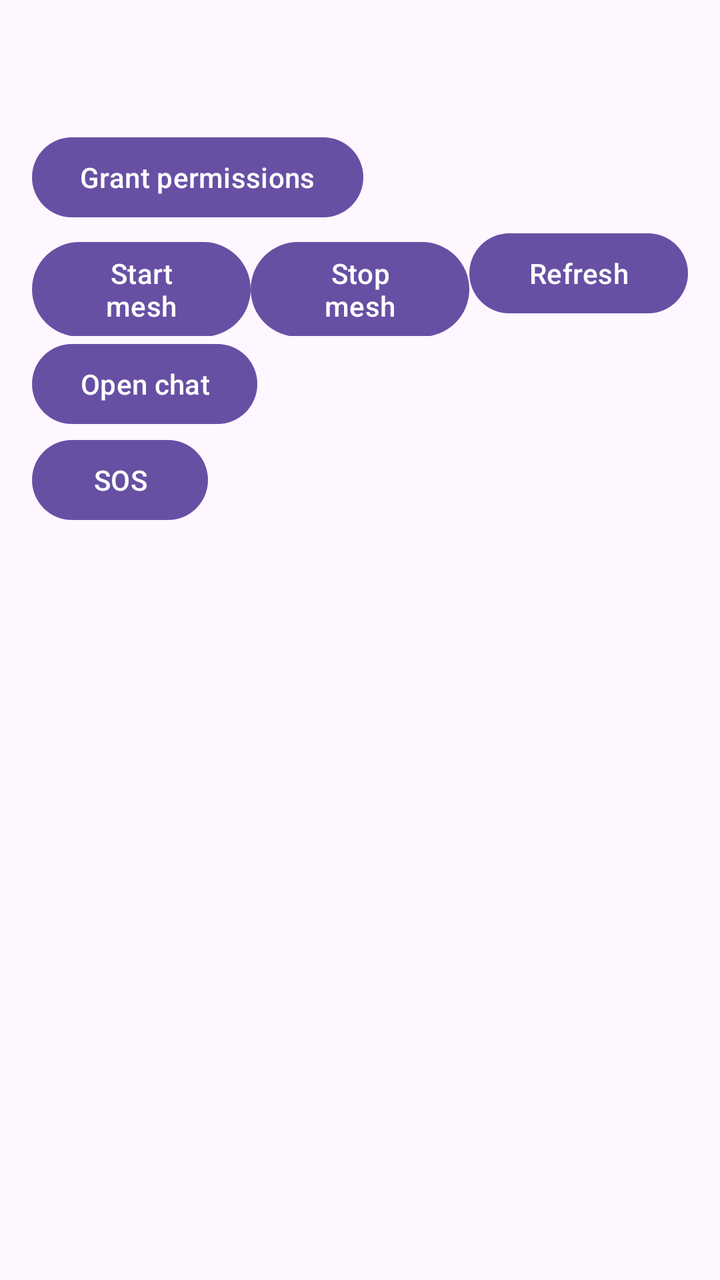
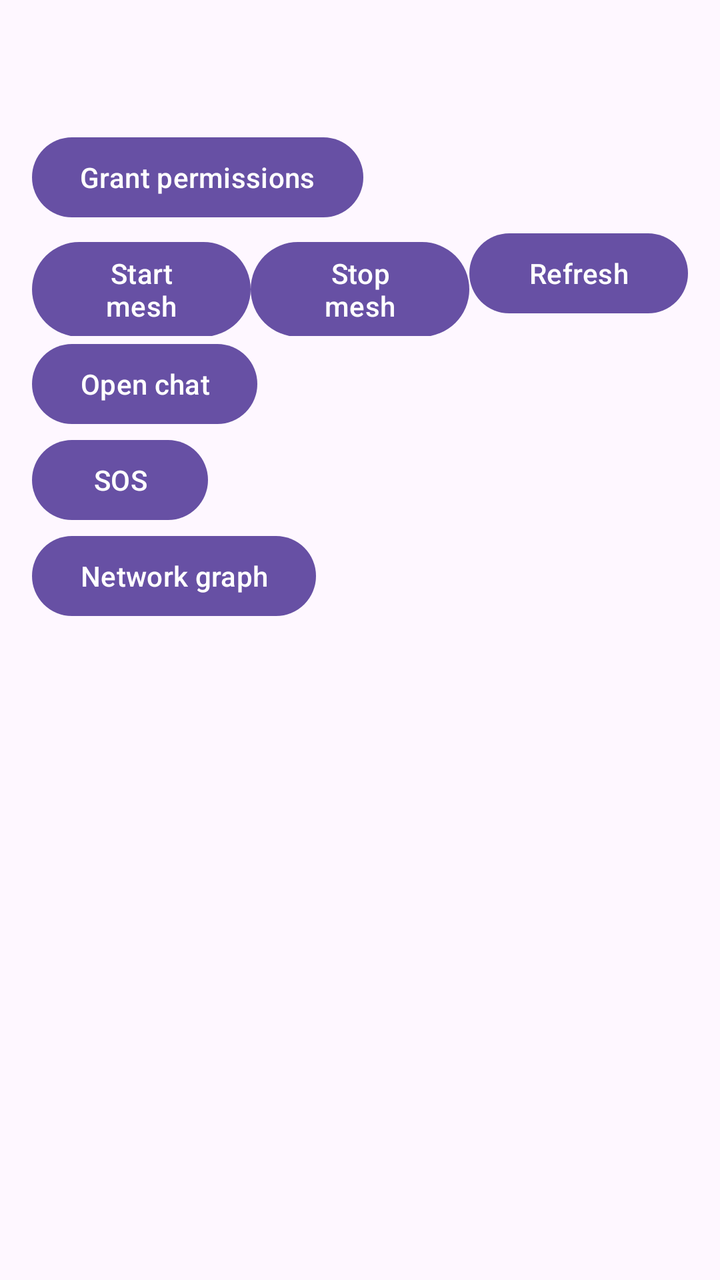

An Android layout rendered at two revisions. The XML below is the earlier revision; the diff shows what the commit changed to produce the second picture.
<!-- AndroidManifest.xml: application theme Theme.LifeLinkMesh -->
<!-- res/layout/activity_main.xml -->
<?xml version="1.0" encoding="utf-8"?>
<LinearLayout xmlns:android="http://schemas.android.com/apk/res/android"
    android:layout_width="match_parent"
    android:layout_height="match_parent"
    android:orientation="vertical"
    android:fitsSystemWindows="true"
    android:padding="16dp">

    <TextView
        android:id="@+id/txtDevice"
        android:layout_width="wrap_content"
        android:layout_height="wrap_content"
        android:textSize="18sp" />

    <TextView
        android:id="@+id/txtStatus"
        android:layout_width="wrap_content"
        android:layout_height="wrap_content"
        android:layout_marginTop="8dp"
        android:textSize="12sp" />

    <Button
        android:id="@+id/btnGrant"
        android:layout_width="wrap_content"
        android:layout_height="wrap_content"
        android:text="Grant permissions" />

    <LinearLayout
        android:layout_width="match_parent"
        android:layout_height="wrap_content"
        android:orientation="horizontal">

        <Button
            android:id="@+id/btnStart"
            android:layout_width="0dp"
            android:layout_height="wrap_content"
            android:layout_weight="1"
            android:text="Start mesh" />

        <Button
            android:id="@+id/btnStop"
            android:layout_width="0dp"
            android:layout_height="wrap_content"
            android:layout_weight="1"
            android:text="Stop mesh" />

        <Button
            android:id="@+id/btnRefresh"
            android:layout_width="0dp"
            android:layout_height="wrap_content"
            android:layout_weight="1"
            android:text="Refresh" />
    </LinearLayout>

    <Button
        android:id="@+id/btnOpenChat"
        android:layout_width="wrap_content"
        android:layout_height="wrap_content"
        android:text="Open chat" />

    <Button
        android:id="@+id/btnSos"
        android:layout_width="wrap_content"
        android:layout_height="wrap_content"
        android:text="SOS" />

    <TextView
        android:id="@+id/txtLog"
        android:layout_width="match_parent"
        android:layout_height="wrap_content"
        android:layout_marginTop="8dp"
        android:textSize="12sp" />

    <androidx.recyclerview.widget.RecyclerView
        android:id="@+id/recyclerPeers"
        android:layout_width="match_parent"
        android:layout_height="0dp"
        android:layout_marginTop="8dp"
        android:layout_weight="1" />
</LinearLayout>
<!-- resources referenced by this layout -->
<resources>
  <style name="Theme.LifeLinkMesh" parent="Base.Theme.LifeLinkMesh" />
  <style name="Base.Theme.LifeLinkMesh" parent="Theme.Material3.DayNight.NoActionBar">
          
          
      </style>
</resources>

<!-- the commit's change to res/layout/activity_main.xml (unified diff, before → after) -->
@@ -64,6 +64,12 @@
         android:layout_height="wrap_content"
         android:text="SOS" />
 
+    <Button
+        android:id="@+id/btnGraph"
+        android:layout_width="wrap_content"
+        android:layout_height="wrap_content"
+        android:text="Network graph" />
+
     <TextView
         android:id="@+id/txtLog"
         android:layout_width="match_parent"
